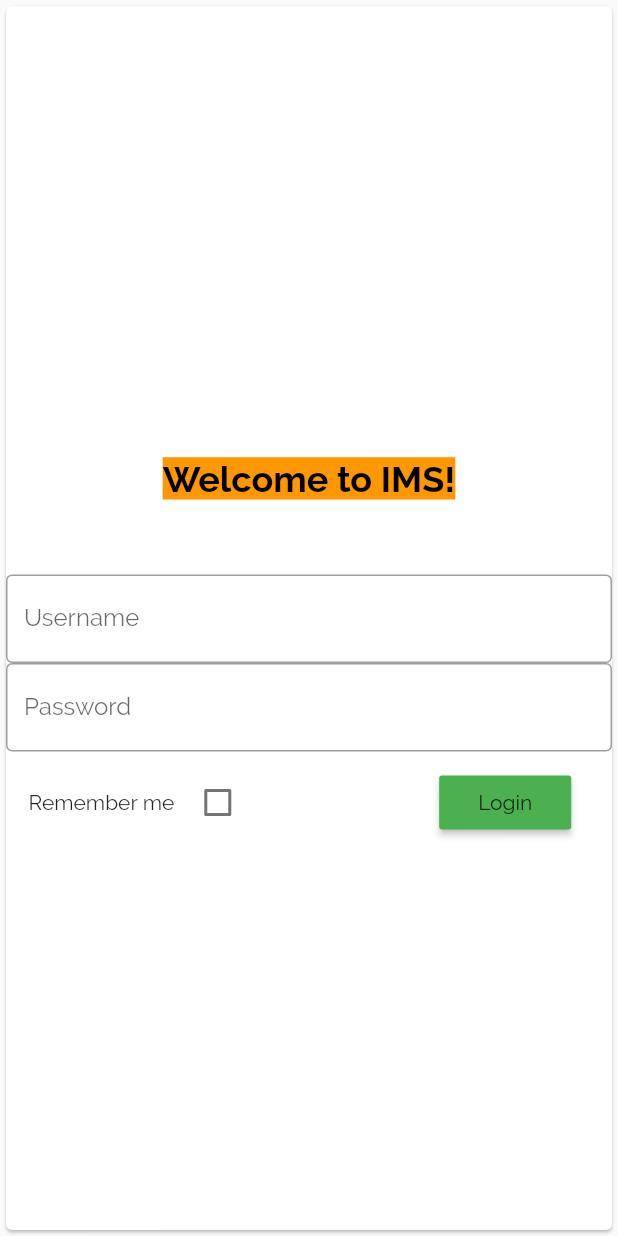
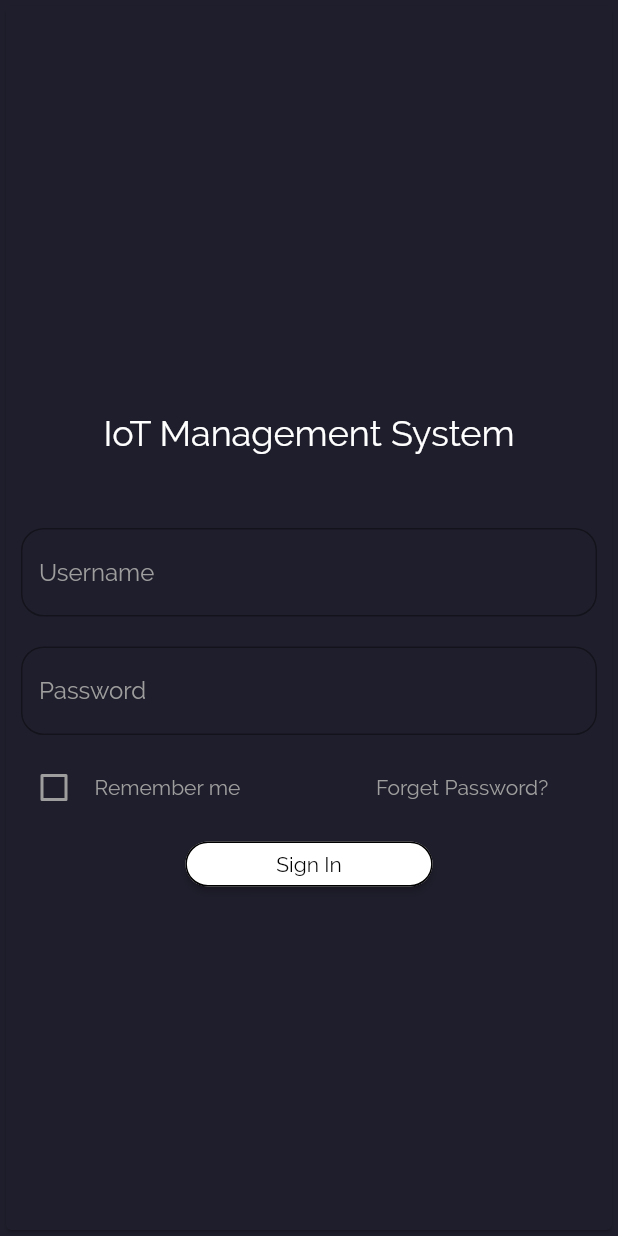
Before and after one commit to IUE-IOT-GROUP/mobile, a Flutter app: the screen it shows after launch, on a phone screen of 412 x 824 dp. Run offline on Flutter 3.47's test engine with Material 2 defaults, Android fonts, the phone set to English and light mode, and no system bars; our stand-ins replace flutter_secure_storage.

Commit message:
Device Create Mechanism/Styling
_Device creation mechanism has been added primitively.
_Login Screen has been styled

```diff
--- a/lib/main.dart
+++ b/lib/main.dart
@@ -13,6 +13,7 @@ class MyApp extends StatelessWidget {
       theme: ThemeData(
         primaryColor: Colors.orange,
         accentColor: Colors.black,
+        unselectedWidgetColor: Colors.grey,
         fontFamily: "Raleway",
       ),
       home: LoginScreen(),
--- a/lib/screens/login_screen.dart
+++ b/lib/screens/login_screen.dart
@@ -67,62 +67,109 @@ class _LoginScreenState extends State<LoginScreen> {
   @override
   Widget build(BuildContext context) {
     return Scaffold(
+      backgroundColor: Color.fromRGBO(31, 30, 44, 1),
       body: Card(
-        child: Container(
+        color: Color.fromRGBO(31, 30, 44, 1),
         child: Column(
           mainAxisAlignment: MainAxisAlignment.center,
           children: [
             Padding(
               padding: EdgeInsets.all(50),
               child: Text(
-                  "Welcome to IMS!",
+                "IoT Management System",
                 style: TextStyle(
-                    backgroundColor: Theme.of(context).primaryColor,
-                    color: Theme.of(context).accentColor,
-                    //fontFamily: "RobotoCondensed",
+                  color: Colors.white,
+                  fontFamily: "Raleway",
                   fontSize: 24,
-                    fontWeight: FontWeight.bold,
+                  //fontWeight: FontWeight.bold,
                 ),
               ),
             ),
-              TextField(
+            Container(
+              margin: EdgeInsets.only(left: 10, right: 10),
+              child: TextField(
+                style: TextStyle(color: Colors.grey),
                 controller: usernameController,
                 decoration: InputDecoration(
-                    border: OutlineInputBorder(), labelText: "Username"),
+                  fillColor: Colors.grey,
+                  focusColor: Color.fromRGBO(34, 33, 47, 0.7),
+                  border: OutlineInputBorder(
+                    borderRadius: BorderRadius.circular(15),
                   ),
-              TextField(
+                  hintText: "Username",
+                  hintStyle: TextStyle(color: Colors.grey),
+                ),
+              ),
+            ),
+            SizedBox(
+              height: 20,
+            ),
+            Container(
+              margin: EdgeInsets.only(left: 10, right: 10),
+              child: TextField(
+                style: TextStyle(color: Colors.grey),
                 controller: passwordController,
                 obscureText: true,
                 decoration: InputDecoration(
-                    border: OutlineInputBorder(), labelText: "Password"),
+                  border: OutlineInputBorder(
+                    borderSide:
+                        BorderSide(color: Color.fromRGBO(34, 33, 47, 1)),
+                    borderRadius: BorderRadius.circular(15),
+                  ),
+                  hintText: "Password",
+                  hintStyle: TextStyle(color: Colors.grey),
+                ),
+              ),
             ),
             Container(
-                padding: EdgeInsets.all(10),
+              padding: EdgeInsets.only(top: 8, left: 5, right: 5),
               child: Row(
                 children: [
                   Container(
-                      padding: EdgeInsets.all(5),
-                      child: Text("Remember me"),
-                    ),
-                    Checkbox(
+                    padding: EdgeInsets.all(3),
+                    child: Checkbox(
                       value: false,
                       onChanged: (_) {
                         //remember me
                       },
                     ),
+                  ),
+                  Text(
+                    "Remember me",
+                    style: TextStyle(color: Colors.grey),
+                  ),
                   SizedBox(
-                      width: MediaQuery.of(context).size.width * 0.3,
+                    width: MediaQuery.of(context).size.width * 0.2,
                   ),
-                    RaisedButton(
-                      child: Text("Login"),
-                      color: Colors.green,
-                      onPressed: () => login(context),
+                  TextButton(
+                    onPressed: () => {},
+                    child: Text(
+                      "Forget Password?",
+                      style: TextStyle(color: Colors.grey),
+                    ),
                   ),
                 ],
               ),
+            ),
+            ElevatedButton(
+              child: Text(
+                "Sign In",
+                style: TextStyle(color: Colors.black),
+              ),
+              style: ButtonStyle(
+                shape: MaterialStateProperty.all<RoundedRectangleBorder>(
+                  RoundedRectangleBorder(
+                    borderRadius: BorderRadius.circular(18.0),
+                    side: BorderSide(),
+                  ),
+                ),
+                backgroundColor: MaterialStateProperty.all<Color>(Colors.white),
+                minimumSize: MaterialStateProperty.all<Size>(
+                    Size(MediaQuery.of(context).size.width * 0.4, 30)),
+              ),
+              onPressed: () => login(context),
             )
           ],
-          ),
         ),
       ),
     );
```
Also changed, not shown: lib/screens/create_device_screen.dart (+12 -14 lines), lib/screens/main_screen.dart (+30 -11 lines). Lines whose indentation alone changed are shown as unchanged.
